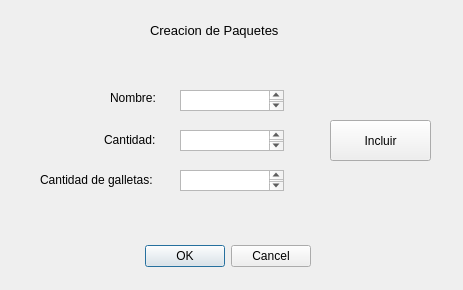
First picture: the form in Simulacion/solicitar.ui, repository Tirus214/Fabrica, before the edit.
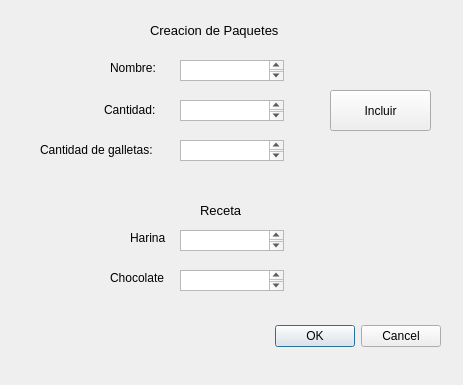
Second picture: the form after the edit.

Patch:
```diff
--- a/Simulacion/solicitar.ui
+++ b/Simulacion/solicitar.ui
@@ -7,7 +7,7 @@
     <x>0</x>
     <y>0</y>
     <width>463</width>
-    <height>290</height>
+    <height>385</height>
    </rect>
   </property>
   <property name="windowTitle">
@@ -16,8 +16,8 @@
   <widget class="QDialogButtonBox" name="buttonBox">
    <property name="geometry">
     <rect>
-     <x>140</x>
-     <y>240</y>
+     <x>270</x>
+     <y>320</y>
      <width>171</width>
      <height>32</height>
     </rect>
@@ -33,7 +33,7 @@
    <property name="geometry">
     <rect>
      <x>180</x>
-     <y>90</y>
+     <y>60</y>
      <width>104</width>
      <height>21</height>
     </rect>
@@ -43,7 +43,7 @@
    <property name="geometry">
     <rect>
      <x>110</x>
-     <y>90</y>
+     <y>60</y>
      <width>55</width>
      <height>16</height>
     </rect>
@@ -74,7 +74,7 @@
    <property name="geometry">
     <rect>
      <x>104</x>
-     <y>130</y>
+     <y>100</y>
      <width>61</width>
      <height>20</height>
     </rect>
@@ -87,7 +87,7 @@
    <property name="geometry">
     <rect>
      <x>180</x>
-     <y>130</y>
+     <y>100</y>
      <width>104</width>
      <height>21</height>
     </rect>
@@ -97,7 +97,7 @@
    <property name="geometry">
     <rect>
      <x>40</x>
-     <y>170</y>
+     <y>140</y>
      <width>131</width>
      <height>20</height>
     </rect>
@@ -110,7 +110,7 @@
    <property name="geometry">
     <rect>
      <x>180</x>
-     <y>170</y>
+     <y>140</y>
      <width>104</width>
      <height>21</height>
     </rect>
@@ -120,7 +120,7 @@
    <property name="geometry">
     <rect>
      <x>330</x>
-     <y>120</y>
+     <y>90</y>
      <width>101</width>
      <height>41</height>
     </rect>
@@ -129,6 +129,70 @@
     <string>Incluir</string>
    </property>
   </widget>
+  <widget class="QLabel" name="label_5">
+   <property name="geometry">
+    <rect>
+     <x>200</x>
+     <y>200</y>
+     <width>61</width>
+     <height>21</height>
+    </rect>
+   </property>
+   <property name="font">
+    <font>
+     <pointsize>10</pointsize>
+    </font>
+   </property>
+   <property name="text">
+    <string>Receta</string>
+   </property>
+  </widget>
+  <widget class="QLabel" name="label_6">
+   <property name="geometry">
+    <rect>
+     <x>110</x>
+     <y>270</y>
+     <width>61</width>
+     <height>16</height>
+    </rect>
+   </property>
+   <property name="text">
+    <string>Chocolate</string>
+   </property>
+  </widget>
+  <widget class="QLabel" name="label_7">
+   <property name="geometry">
+    <rect>
+     <x>130</x>
+     <y>230</y>
+     <width>55</width>
+     <height>16</height>
+    </rect>
+   </property>
+   <property name="text">
+    <string>Harina</string>
+   </property>
+  </widget>
+  <widget class="QTextEdit" name="txtHarina">
+   <property name="geometry">
+    <rect>
+     <x>180</x>
+     <y>230</y>
+     <width>104</width>
+     <height>21</height>
+    </rect>
+   </property>
+  </widget>
+  <widget class="QTextEdit" name="txtChoc">
+   <property name="geometry">
+    <rect>
+     <x>180</x>
+     <y>270</y>
+     <width>104</width>
+     <height>21</height>
+    </rect>
+   </property>
+  </widget>
  </widget>
  <resources/>
  <connections>
```
